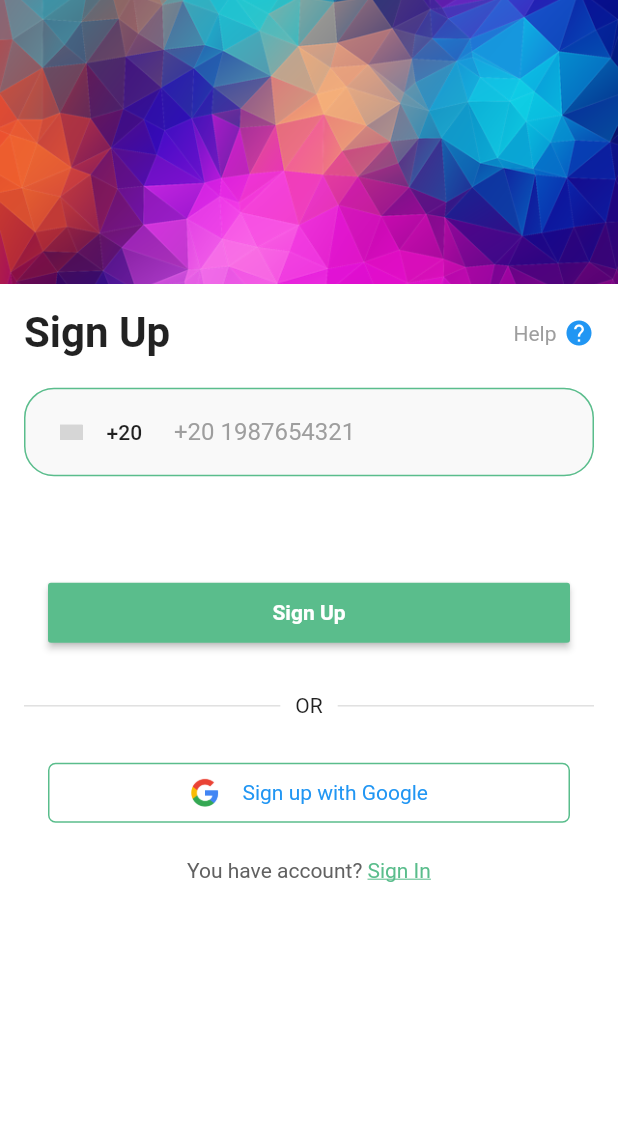
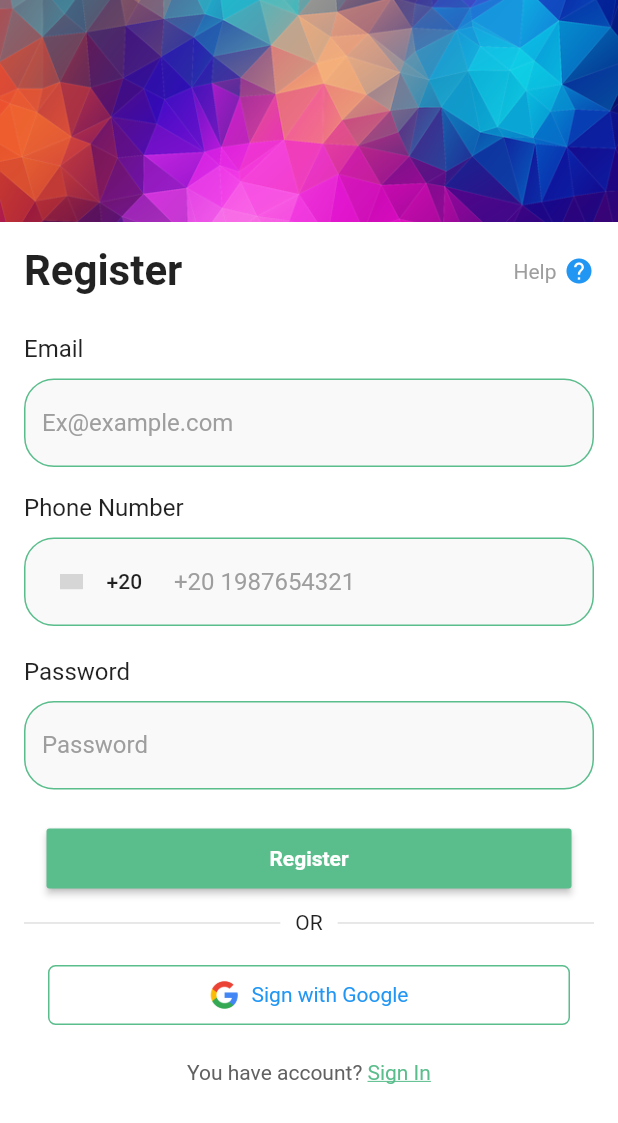
Before and after one commit to aboelkhaer/Algoriza-Task---Onboarding-Task1, a Flutter app: the AuthScreen screen opened by its route, after a tap on "Sign In", after a tap on "Register now", on a phone screen of 412 x 824 dp. Shown: the top 1123 px of the screen. Run offline on Flutter 3.47's test engine with Material 2 defaults, Android fonts, the phone set to English and light mode, and no system bars; drawn by our look-alikes of country_code_picker; our stand-ins replace get; grey boxes are pictures that could not be loaded.

Commit message:
add email and password

```diff
--- a/lib/controllers/auth_controller.dart
+++ b/lib/controllers/auth_controller.dart
@@ -2,6 +2,7 @@ import 'package:flutter/cupertino.dart';
 import 'package:get/get.dart';
 
 class AuthController extends GetxController {
+  TextEditingController userEmailController = TextEditingController();
   TextEditingController userPhoneController = TextEditingController();
   GlobalKey<FormState> formKey = GlobalKey<FormState>();
 
--- a/lib/views/auth/auth.dart
+++ b/lib/views/auth/auth.dart
@@ -1,5 +1,6 @@
 import 'package:flutter/material.dart';
 import 'package:get/get.dart';
+import 'package:task1_onboarding_auth/views/auth/screen_widgets/auth_Custom_button.dart';
 
 import '../../controllers/controllers.dart';
 import '../widgets/custom_button.dart';
@@ -24,25 +25,16 @@ class AuthScreen extends GetView<AuthController> {
                 padding: const EdgeInsets.all(16.0),
                 child: Column(
                   mainAxisAlignment: MainAxisAlignment.center,
-                  children: [
-                    const AuthTitle(),
-                    const SizedBox(height: 20),
-                    const AuthForm(),
-                    const AuthForgetPassword(),
-                    CustomButtom(
-                        child: Obx(() => Text(
-                            controller.isSignIn.value ? 'Sign In' : 'Sign Up',
-                            style: const TextStyle(
-                              fontWeight: FontWeight.bold,
-                              color: Colors.white,
-                            ))),
-                        onPressed: () {
-                          if (controller.formKey.currentState!.validate()) {}
-                        }),
-                    const AuthOrLine(),
-                    const AuthGoogle(),
-                    const AuthDonotHaveAccount(),
-                    const SizedBox(height: 30),
+                  children: const [
+                    AuthTitle(),
+                    SizedBox(height: 16),
+                    AuthForm(),
+                    AuthForgetPassword(),
+                    AuthCustomButton(),
+                    AuthOrLine(),
+                    AuthGoogle(),
+                    AuthDonotHaveAccount(),
+                    SizedBox(height: 20),
                   ],
                 ),
               ),
--- /dev/null
+++ b/lib/views/auth/screen_widgets/auth_Custom_button.dart
@@ -0,0 +1,25 @@
+import 'package:flutter/material.dart';
+import 'package:get/get.dart';
+import 'package:task1_onboarding_auth/controllers/auth_controller.dart';
+import '../../widgets/widgets.dart';
+
+class AuthCustomButton extends GetView<AuthController> {
+  const AuthCustomButton({Key? key}) : super(key: key);
+
+  @override
+  Widget build(BuildContext context) {
+    return Container(
+      margin: const EdgeInsets.symmetric(horizontal: 15, vertical: 10),
+      child: CustomButtom(
+          child:
+              Obx(() => Text(controller.isSignIn.value ? 'Sign In' : 'Register',
+                  style: const TextStyle(
+                    fontWeight: FontWeight.bold,
+                    color: Colors.white,
+                  ))),
+          onPressed: () {
+            if (controller.formKey.currentState!.validate()) {}
+          }),
+    );
+  }
+}
--- a/lib/views/auth/screen_widgets/auth_donot_have_account.dart
+++ b/lib/views/auth/screen_widgets/auth_donot_have_account.dart
@@ -25,6 +25,7 @@ class AuthDonotHaveAccount extends GetView<AuthController> {
             controller.isSignIn.value = !controller.isSignIn.value;
             controller.formKey.currentState!.reset();
             controller.userPhoneController.clear();
+            controller.userEmailController.clear();
           },
           child: Obx(
             () => Text(
--- a/lib/views/auth/screen_widgets/auth_forget_password.dart
+++ b/lib/views/auth/screen_widgets/auth_forget_password.dart
@@ -10,12 +10,10 @@ class AuthForgetPassword extends GetView<AuthController> {
     return Obx(
       () => controller.isSignIn.value
           ? Container(
-              alignment: Alignment.centerRight,
-              child: Container(
               padding: const EdgeInsets.symmetric(
-                  vertical: 8,
                 horizontal: 20,
               ),
+              alignment: Alignment.centerRight,
               child: GestureDetector(
                 onTap: () {},
                 child: Text(
@@ -26,7 +24,6 @@ class AuthForgetPassword extends GetView<AuthController> {
                   ),
                 ),
               ),
-              ),
             )
           : Container(),
     );
--- a/lib/views/auth/screen_widgets/auth_form.dart
+++ b/lib/views/auth/screen_widgets/auth_form.dart
@@ -14,12 +14,48 @@ class AuthForm extends GetView<AuthController> {
       autovalidateMode: AutovalidateMode.onUserInteraction,
       child: Column(
         children: [
+          Obx(
+            () => SizedBox(
+              child: controller.isSignIn.value
+                  ? Container()
+                  : Column(
+                      children: [
+                        Container(
+                          margin: const EdgeInsets.symmetric(vertical: 10),
+                          child: Row(
+                            children: const [
+                              Text('Email', style: TextStyle(fontSize: 16)),
+                            ],
+                          ),
+                        ),
+                        CustomTextFormField(
+                          controller: controller.userPhoneController,
+                          title: 'Ex@example.com',
+                          validateMsg: 'Email is empty',
+                          textInputType: TextInputType.emailAddress,
+                        ),
+                      ],
+                    ),
+            ),
+          ),
+          const SizedBox(
+            height: 8,
+          ),
+          Container(
+            margin: const EdgeInsets.symmetric(vertical: 10),
+            child: Row(
+              children: const [
+                Text('Phone Number', style: TextStyle(fontSize: 16)),
+              ],
+            ),
+          ),
           SizedBox(
             height: 80,
             child: CustomTextFormField(
               controller: controller.userPhoneController,
               title: '+20 1987654321',
               validateMsg: 'Phone is empty',
+              textInputType: TextInputType.phone,
               prefix: SizedBox(
                 width: 100,
                 child: CountryCodePicker(
@@ -34,6 +70,32 @@ class AuthForm extends GetView<AuthController> {
               ),
             ),
           ),
+          Obx(
+            () => SizedBox(
+              child: controller.isSignIn.value
+                  ? Container()
+                  : Column(
+                      children: [
+                        Container(
+                          margin: const EdgeInsets.only(bottom: 10),
+                          child: Row(
+                            children: const [
+                              Text('Password', style: TextStyle(fontSize: 16)),
+                            ],
+                          ),
+                        ),
+                        CustomTextFormField(
+                          controller: controller.userPhoneController,
+                          title: 'Password',
+                          validateMsg: 'Password is empty',
+                          textInputType: TextInputType.text,
+                          isSecure: true,
+                        ),
+                        const SizedBox(height: 16),
+                      ],
+                    ),
+            ),
+          ),
         ],
       ),
     );
--- a/lib/views/auth/screen_widgets/auth_google_button.dart
+++ b/lib/views/auth/screen_widgets/auth_google_button.dart
@@ -20,15 +20,11 @@ class AuthGoogle extends GetView<AuthController> {
             'assets/images/google.png',
             height: 20,
           ),
-          const SizedBox(width: 15),
-          Obx(
-            () => Text(
-              controller.isSignIn.value
-                  ? 'Sign in with Google'
-                  : 'Sign up with Google',
-              style: const TextStyle(
-                color: Colors.blue,
-              ),
+          const SizedBox(width: 8),
+          const Text(
+            'Sign with Google',
+            style: TextStyle(
+              color: Colors.blue,
             ),
           ),
         ],
--- a/lib/views/auth/screen_widgets/auth_image.dart
+++ b/lib/views/auth/screen_widgets/auth_image.dart
@@ -6,7 +6,7 @@ class AuthImage extends StatelessWidget {
   @override
   Widget build(BuildContext context) {
     return SizedBox(
-      height: MediaQuery.of(context).size.height * 0.23,
+      height: MediaQuery.of(context).size.height * 0.18,
       child: const Image(
         image: ExactAssetImage('assets/images/authpic.png'),
         fit: BoxFit.cover,
--- a/lib/views/auth/screen_widgets/auth_or_line.dart
+++ b/lib/views/auth/screen_widgets/auth_or_line.dart
@@ -6,7 +6,7 @@ class AuthOrLine extends StatelessWidget {
   @override
   Widget build(BuildContext context) {
     return Container(
-      margin: const EdgeInsets.only(top: 10, bottom: 30),
+      margin: const EdgeInsets.only(top: 5, bottom: 20),
       child: Row(
         mainAxisAlignment: MainAxisAlignment.center,
         children: [
--- a/lib/views/auth/screen_widgets/auth_title.dart
+++ b/lib/views/auth/screen_widgets/auth_title.dart
@@ -12,7 +12,7 @@ class AuthTitle extends GetView<AuthController> {
       children: [
         Obx(
           () => Text(
-            controller.isSignIn.value ? 'Sign In' : 'Sign Up',
+            controller.isSignIn.value ? 'Sign In' : 'Register',
             style: const TextStyle(
               fontSize: 28,
               fontWeight: FontWeight.bold,
--- a/lib/views/onboarding/screen_widgets/onboarding_start_button.dart
+++ b/lib/views/onboarding/screen_widgets/onboarding_start_button.dart
@@ -10,7 +10,10 @@ class OnboardingStartButtton extends GetView<OnboardingController> {
 
   @override
   Widget build(BuildContext context) {
-    return CustomButtom(
+    return Container(
+      margin: const EdgeInsets.symmetric(horizontal: 16) +
+          const EdgeInsets.only(bottom: 25),
+      child: CustomButtom(
         onPressed: () {
           controller.isLastPage
               ? Get.toNamed(AppRoutes.authScreen)
@@ -24,6 +27,7 @@ class OnboardingStartButtton extends GetView<OnboardingController> {
             ),
           ),
         ),
+      ),
     );
   }
 }
--- a/lib/views/widgets/custom_button.dart
+++ b/lib/views/widgets/custom_button.dart
@@ -8,14 +8,7 @@ class CustomButtom extends StatelessWidget {
 
   @override
   Widget build(BuildContext context) {
-    return Padding(
-      padding: const EdgeInsets.only(
-        top: 50,
-        bottom: 24,
-        left: 16,
-        right: 16,
-      ),
-      child: SizedBox(
+    return SizedBox(
       height: 40,
       width: double.infinity,
       child: MaterialButton(
@@ -23,7 +16,6 @@ class CustomButtom extends StatelessWidget {
         onPressed: onPressed,
         child: child,
       ),
-      ),
     );
   }
 }
--- a/lib/views/widgets/custom_text_form.dart
+++ b/lib/views/widgets/custom_text_form.dart
@@ -6,12 +6,14 @@ class CustomTextFormField extends StatelessWidget {
   final String validateMsg;
   final bool isSecure;
   final Widget? prefix;
+  final TextInputType textInputType;
 
   const CustomTextFormField({
     Key? key,
     required this.controller,
     required this.title,
     required this.validateMsg,
+    required this.textInputType,
     this.prefix,
     this.isSecure = false,
   }) : super(key: key);
@@ -23,7 +25,7 @@ class CustomTextFormField extends StatelessWidget {
         return value!.isNotEmpty ? null : validateMsg;
       },
       controller: controller,
-      keyboardType: TextInputType.emailAddress,
+      keyboardType: textInputType,
       obscureText: isSecure,
       decoration: InputDecoration(
         prefixIcon: prefix,
```
Lines whose indentation alone changed are shown as unchanged.
